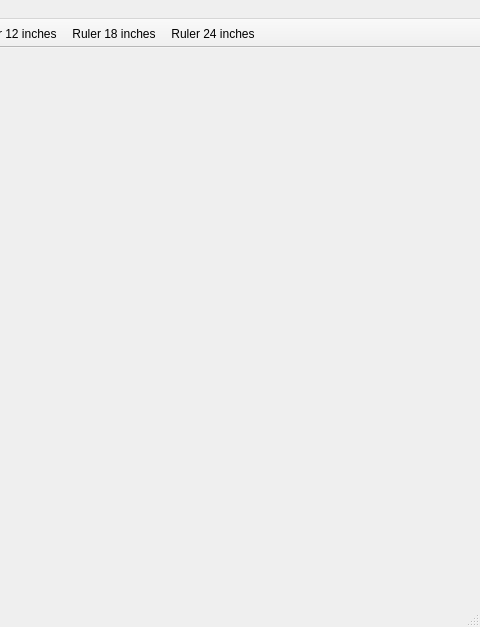
Old version of the form warhole/gamewindow.ui in the repository kaosphere/Warhole; both pictures show x 545 to 1025 and y 0 to 627 of the 1025 by 627 pixel window.
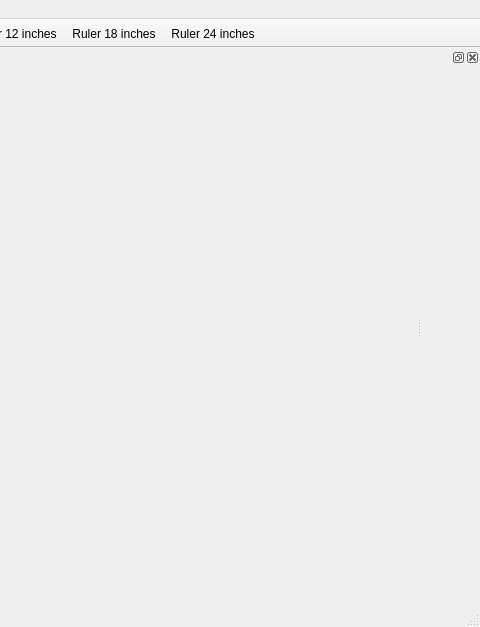
New version of the form. Icons and pictures are not drawn.

```diff
--- a/warhole/gamewindow.ui
+++ b/warhole/gamewindow.ui
@@ -75,6 +75,12 @@
     </layout>
    </widget>
   </widget>
+  <widget class="QDockWidget" name="dockWidget_2">
+   <attribute name="dockWidgetArea">
+    <number>2</number>
+   </attribute>
+   <widget class="QWidget" name="dockWidgetContents_2"/>
+  </widget>
   <action name="actionExpTemplateSmall">
    <property name="icon">
     <iconset resource="resources.qrc">
```
Left out of the diff: 7 changed lines with no effect on the pictures.
